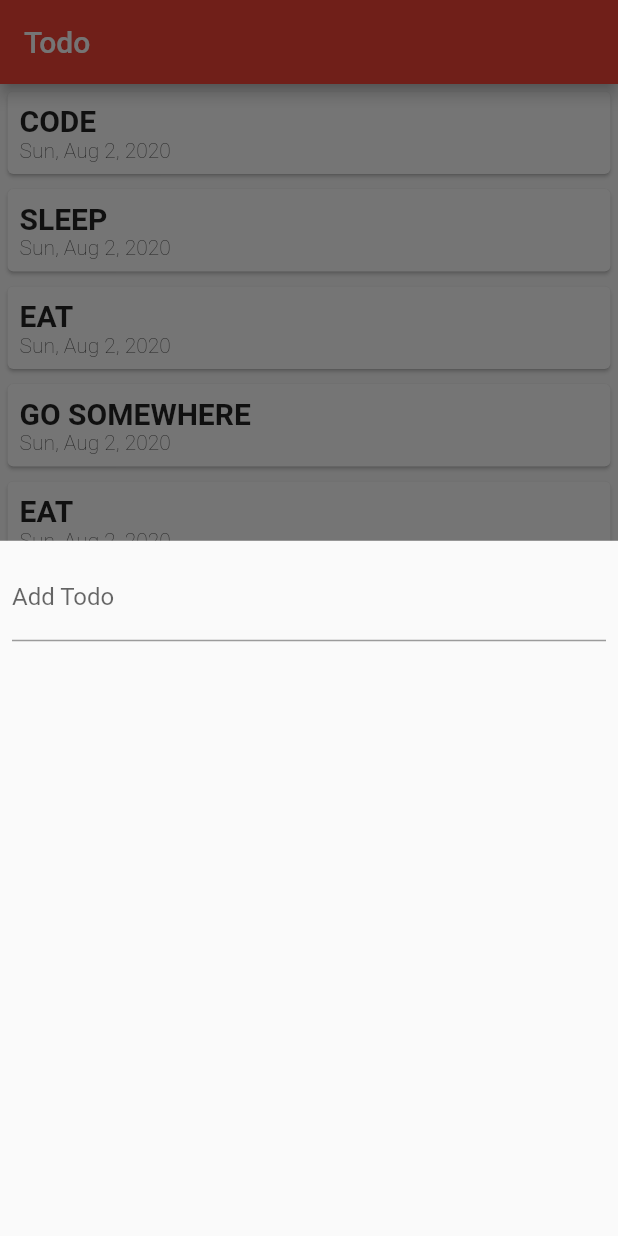
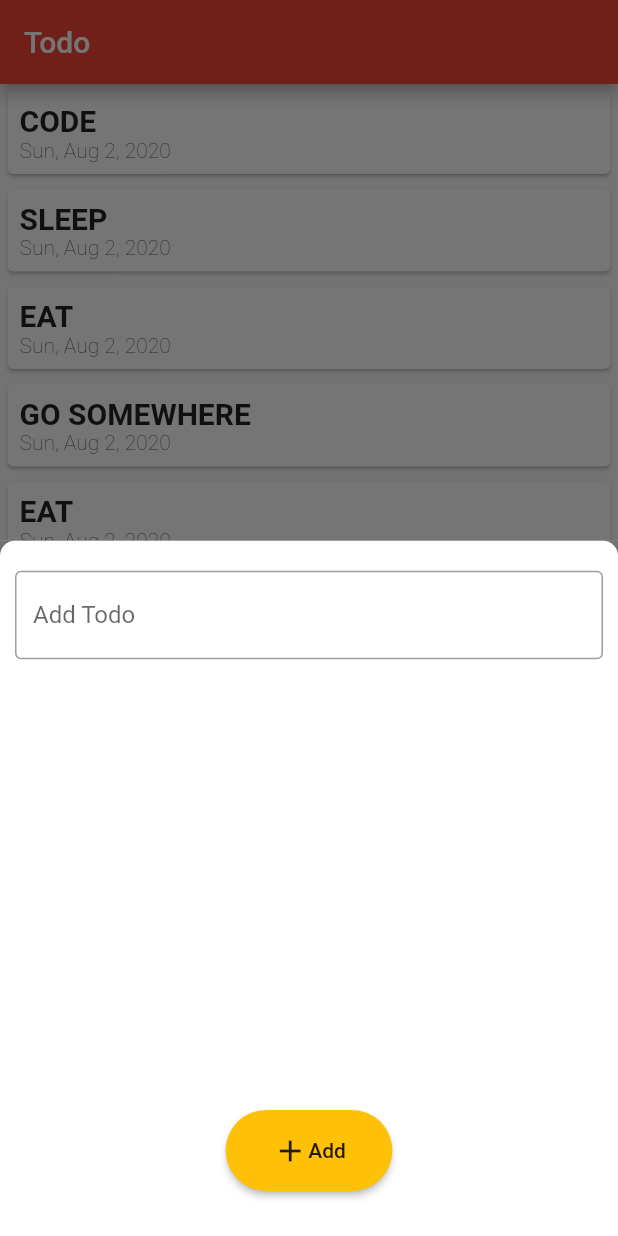
Before and after one commit to ArunMurugan78/Todo-App, a Flutter app: the screen it shows after launch, after a tap on the "add" icon, on a phone screen of 412 x 824 dp. Run offline on Flutter 3.47's test engine with Material 2 defaults, Android fonts, the phone set to English and light mode, and no system bars.

Commit message:
styled the add Todo modal

```diff
--- a/lib/components/NewTodo.dart
+++ b/lib/components/NewTodo.dart
@@ -1,20 +1,52 @@
 import 'package:flutter/material.dart';
 
 class NewTodo extends StatefulWidget {
+  final Function handleSubmit;
+  NewTodo({this.handleSubmit});
   @override
-  _NewTodoState createState() => _NewTodoState();
+  _NewTodoState createState() => _NewTodoState(handleSubmit: this.handleSubmit);
 }
 
 class _NewTodoState extends State<NewTodo> {
+   final Function handleSubmit;
+  _NewTodoState({this.handleSubmit});
+
   @override
   Widget build(BuildContext context) {
-    return Column(
-      children: <Widget>[
-        Padding(
-          padding: EdgeInsets.all(8.0),
-          child: TextField(decoration: InputDecoration(labelText: "Add Todo"),),
-        )
-      ],
+    return Container(
+
+      child: Column(
+        mainAxisAlignment: MainAxisAlignment.spaceBetween,
+
+        children: <Widget>[
+          Padding(
+            padding: EdgeInsets.fromLTRB(10, 20, 10, 0),
+            child: TextField(
+              decoration: InputDecoration(labelText: "Add Todo",border: OutlineInputBorder()),
+              textCapitalization: TextCapitalization.characters,
+            ),
+          ),
+          Container(
+            margin: EdgeInsets.all(30),
+            child: ButtonTheme(
+              shape: RoundedRectangleBorder(borderRadius: BorderRadius.all(Radius.circular(30))),
+                      child: RaisedButton(
+                onPressed: this.handleSubmit,
+
+                child: Container(child: Row(
+                  mainAxisAlignment: MainAxisAlignment.center,
+                  mainAxisSize: MainAxisSize.min,
+                  children: <Widget>[
+                    Icon(Icons.add),
+                    Text('Add',),
+                  ],
+                ),padding:EdgeInsets.all(15),),
+                color: Colors.amber,
+              ),
+            ),
+          )
+        ],
+      ),
     );
   }
 }
--- a/lib/main.dart
+++ b/lib/main.dart
@@ -2,7 +2,6 @@ import 'package:Todo/components/Todo.dart';
 import 'package:flutter/material.dart';
 import './components/Todo.dart';
 import './components/NewTodo.dart';
-
 
 void main() {
   runApp(RootApp());
@@ -24,8 +23,6 @@ class MainApp extends StatefulWidget {
 }
 
 class _MainState extends State<MainApp> {
-
-
   @override
   Widget build(BuildContext context) {
     return Scaffold(
@@ -39,21 +36,17 @@ class _MainState extends State<MainApp> {
             context: context,
             builder: (BuildContext context) {
               return Container(
-                height: 600,
+                color:Color.fromARGB(140, 0, 0, 0),
+                  child: Container(
 
-                child: Center(
-                  child: Column(
-                    mainAxisAlignment: MainAxisAlignment.start,
-                    mainAxisSize: MainAxisSize.max,
-                    children: <Widget>[
-                      // const Text('Modal BottomSheet'),
-                      // RaisedButton(
-                      //   child: const Text('Close BottomSheet'),
-                      //   onPressed: () => Navigator.pop(context),
-                      // )
-                      NewTodo()
+                  height: 600,
+                decoration: BoxDecoration(borderRadius: BorderRadius.only(topLeft: Radius.circular(10),topRight: Radius.circular(10)),color: Colors.white),
+                  child: NewTodo(
+                    handleSubmit: () {
+                      setState(() {
 
-                    ],
+                      });
+                    },
                   ),
                 ),
               );
--- a/pubspec.yaml
+++ b/pubspec.yaml
@@ -24,6 +24,8 @@ dependencies:
   flutter:
     sdk: flutter
   intl: ^0.16.1
+
+  localstorage: ^3.0.0
 
 
   # The following adds the Cupertino Icons font to your application.
```
Also changed, not shown: pubspec.lock.
